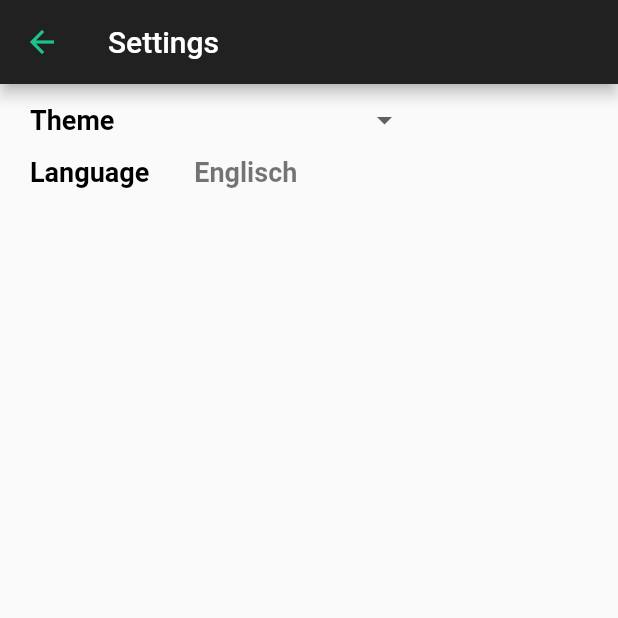
After one commit to T0M0F/NoteApp, a Flutter app: the screen it shows after launch, in the side drawer, after a tap on "Settings", on a phone screen of 412 x 824 dp, the top half of it. The commit adds this screen. Run offline on Flutter 3.47's test engine with Material 2 defaults, Android fonts, the phone set to English and light mode, and no system bars; our stand-ins replace flutter_highlight, flutter_markdown, shared_preferences; missing offline and left inert: highlight, markdown.

Commit message:
Fixed NaviagtionService and added Theming

```diff
--- /dev/null
+++ b/boostnote_mobile/lib/business_logic/service/ThemeService.dart
@@ -0,0 +1,22 @@
+import 'package:boostnote_mobile/data/SharedPrefsManager.dart';
+import 'package:boostnote_mobile/presentation/BoostnoteTheme.dart';
+import 'package:flutter/material.dart';
+
+class ThemeService {
+
+  final SharedPrefsManager _sharedPrefsManager = new SharedPrefsManager();
+
+  Future<ThemeData> getThemeData() async {
+    String themeName = await _sharedPrefsManager.getThemeName();
+    return BoostnoteTheme.getTheme(themeName);
+  }
+
+  Future<String> getThemeName() async {
+    return _sharedPrefsManager.getThemeName();
+  }
+
+  void changeTheme(String themeName) {
+    _sharedPrefsManager.changeTheme(themeName);
+  }
+
+}
--- /dev/null
+++ b/boostnote_mobile/lib/data/SharedPrefsManager.dart
@@ -0,0 +1,20 @@
+import 'package:shared_preferences/shared_preferences.dart';
+
+class SharedPrefsManager {
+
+  Future<SharedPreferences> get sharedPrefs async {
+    var sharedPrefs = await SharedPreferences.getInstance();
+    return sharedPrefs;
+  }
+
+  Future<void> changeTheme(String themeName) async {
+    final SharedPreferences prefs = await sharedPrefs;
+    prefs.setString('theme', themeName);
+  }
+
+  Future<String> getThemeName() async {
+     final SharedPreferences prefs = await sharedPrefs;
+     return prefs.getString('theme');
+  }
+
+}
--- a/boostnote_mobile/lib/main.dart
+++ b/boostnote_mobile/lib/main.dart
@@ -1,11 +1,16 @@
+import 'package:boostnote_mobile/business_logic/service/ThemeService.dart';
 import 'package:boostnote_mobile/presentation/BoostnoteApp.dart';
-import 'package:boostnote_mobile/presentation/BoostnoteTheme.dart';
 import 'package:boostnote_mobile/presentation/ThemeNotifier.dart';
 import 'package:flutter/material.dart';
 import 'package:provider/provider.dart';
 
-void main() => runApp(
-  ChangeNotifierProvider<ThemeNotifier>(
-  create: (_) => ThemeNotifier(BoostnoteTheme.boostnoteTheme),
-  child: BoostnoteApp()
-));
+void main() {
+  WidgetsFlutterBinding.ensureInitialized();
+  ThemeService().getThemeData().then((themeData){
+    runApp(
+    ChangeNotifierProvider<ThemeNotifier>(
+      create: (context) => ThemeNotifier(themeData),
+      child: BoostnoteApp()
+  ));
+  });
+}
--- a/boostnote_mobile/lib/presentation/BoostnoteTheme.dart
+++ b/boostnote_mobile/lib/presentation/BoostnoteTheme.dart
@@ -1,6 +1,13 @@
 import 'package:flutter/material.dart';
 
 class BoostnoteTheme {
+
+  static final String defaultThemeName = 'boostnoteTheme';
+  static final List<String> themeNames = <String>[
+    'lightTheme',
+    'darkTheme',
+    'boostnoteTheme'
+  ];
 
   static final ThemeData lightTheme = ThemeData(
     primaryColor: Colors.blue,
@@ -12,11 +19,25 @@ class BoostnoteTheme {
     brightness: Brightness.dark,
   );
 
-
   static final ThemeData boostnoteTheme = ThemeData(
     primaryColor: Color(0xFF202120),
     primaryColorLight: Color(0xFF2E3235),
+    primaryColorDark: Colors.black,
     accentColor: Color(0xFF1EC38B),
-    hintColor: Colors.white
+    hintColor: Colors.white,
+    buttonColor: Color(0xFFF6F5F5)
   );
+
+  static ThemeData getTheme(String themeName){
+    switch(themeName){
+      case 'boostnoteTheme':
+        return boostnoteTheme;
+      case 'darkTheme':
+        return darkTheme;
+      case 'lighTheme':
+        return lightTheme;
+      default:
+        return boostnoteTheme;
+    }
+  }
 }
--- a/boostnote_mobile/lib/presentation/NewNavigationService.dart
+++ b/boostnote_mobile/lib/presentation/NewNavigationService.dart
@@ -10,6 +10,7 @@ import 'package:boostnote_mobile/presentation/screens/note_overview/Overview.dar
 import 'package:boostnote_mobile/presentation/screens/note_overview/Refreshable.dart';
 import 'package:boostnote_mobile/presentation/screens/note_overview/StarredOverview.dart';
 import 'package:boostnote_mobile/presentation/screens/note_overview/TrashOverview.dart';
+import 'package:boostnote_mobile/presentation/screens/settings/Settings.dart';
 import 'package:boostnote_mobile/presentation/screens/snippet_editor/CodeSnippetEditor.dart';
 import 'package:boostnote_mobile/presentation/screens/tag_overview/TagOverview.dart';
 import 'package:boostnote_mobile/presentation/widgets/responsive/ResponsiveChild.dart';
@@ -143,14 +144,25 @@ class NewNavigationService {
            );
         navigate(destinationWidget:  widget, destinationMode: destinationMode);
         break;
+      case NavigationMode2.SETTINGS_MODE:
+        ResponsiveChild widget = ResponsiveChild(
+              smallFlex: 1,
+              largeFlex: 1,
+              child: Settings()
+           );
+        navigate(destinationWidget:  widget, destinationMode: destinationMode);
+        break;
     }
   }
 
   void navigate({@required ResponsiveChild destinationWidget,@required String destinationMode}) {
     //check if destinationMode is known
     List<ResponsiveChild> widgets = List();
+    if(destinationMode == NavigationMode2.SETTINGS_MODE) {
+      widgets.add(destinationWidget);
+      navigationModeHistory.add(destinationMode);
+    } else {
       widgets.addAll(responsiveWidget.widgets);
-
       if(destinationMode == NavigationMode2.SNIPPET_NOTE || destinationMode == NavigationMode2.MARKDOWN_NOTE) {
         widgets.first = ResponsiveChild(smallFlex: 0, largeFlex:  widgets.first.largeFlex, child:  widgets.first.child);
         widgets[1] = destinationWidget;
@@ -158,6 +170,7 @@ class NewNavigationService {
       } else {
         widgets.first = destinationWidget;
         navigationModeHistory.add(destinationMode);
+      }
     }
 
     widgetHistory.add(widgets);
@@ -212,5 +225,6 @@ abstract class NavigationMode2 {
   static const String NOTES_WITH_TAG_MODE = 'Notes with Tag';
   static const String SNIPPET_NOTE = 'Snippet Note';
   static const String MARKDOWN_NOTE = 'Markdown Note';
+  static const String SETTINGS_MODE = 'Settings';
 
 }
--- a/boostnote_mobile/lib/presentation/screens/markdown_editor/widgets/MarkdownEditorAppBar.dart
+++ b/boostnote_mobile/lib/presentation/screens/markdown_editor/widgets/MarkdownEditorAppBar.dart
@@ -27,7 +27,7 @@ class _MarkdownEditorAppBarState extends State<MarkdownEditorAppBar> {
   Widget build(BuildContext context) {
     return AppBar(
       leading: IconButton(
-        icon: Icon(Icons.arrow_back, color: Color(0xFFF6F5F5)),
+        icon: Icon(Icons.arrow_back, color: Theme.of(context).buttonColor),
         onPressed: widget.onNavigateBackCallback,
       ),
       actions: <Widget>[
--- a/boostnote_mobile/lib/presentation/screens/note_overview/Overview.dart
+++ b/boostnote_mobile/lib/presentation/screens/note_overview/Overview.dart
@@ -323,6 +323,9 @@ class _OverviewState extends State<Overview> implements OverviewView, Refreshabl
               note.tags.add(this.widget.selectedTag);
             }
             _presenter.onCreateNotePressed(note);
+           setState(() {
+              _notes.add(note);
+           });
             if(note is SnippetNote) {
               _newNavigationService.navigateTo(destinationMode: NavigationMode2.SNIPPET_NOTE, note: note);   //TODO: Presenter???
             } else if (note is MarkdownNote) {
--- /dev/null
+++ b/boostnote_mobile/lib/presentation/screens/settings/Settings.dart
@@ -0,0 +1,114 @@
+import 'package:boostnote_mobile/business_logic/service/ThemeService.dart';
+import 'package:boostnote_mobile/data/entity/BoostnoteEntity.dart';
+import 'package:boostnote_mobile/presentation/BoostnoteTheme.dart';
+import 'package:boostnote_mobile/presentation/NewNavigationService.dart';
+import 'package:boostnote_mobile/presentation/ThemeNotifier.dart';
+import 'package:flutter/cupertino.dart';
+import 'package:flutter/material.dart';
+import 'package:provider/provider.dart';
+
+class Settings extends StatefulWidget {
+
+  @override
+  State<StatefulWidget> createState() => SettingsState();
+
+}
+
+class SettingsState extends State<Settings> {
+
+  NewNavigationService _newNavigationService;
+  ThemeService _themeService;
+
+  String _selectedThemeName;
+  List<String> _themeNames;
+
+  @override
+  void initState(){
+    super.initState();
+
+    _newNavigationService = NewNavigationService();
+    _themeService = ThemeService();
+
+    _themeNames = BoostnoteTheme.themeNames;
+    _themeService.getThemeName().then((themeName){
+      setState(() {
+        _selectedThemeName = themeName == null ? BoostnoteTheme.defaultThemeName : themeName;
+      });
+    });
+  }
+
+  @override
+  Widget build(BuildContext context) {
+    return Scaffold(
+      appBar: _buildAppBar(),
+      body: _buildBody(),
+    );
+  }
+
+  Widget _buildAppBar() {
+    return AppBar(
+      title: Text('Settings'),
+      leading: IconButton(
+        icon: Icon(Icons.arrow_back, color: Theme.of(context).accentColor),
+        onPressed: () {
+          _newNavigationService.navigateBack(context);
+        }
+      )
+    );
+  }
+
+  Widget _buildBody() {
+    return Column(
+      children: <Widget>[
+        Row(
+          children: <Widget>[
+              Padding(
+                padding: EdgeInsets.only(left: 20, right: 30),
+                child: Text(
+                  'Theme',
+                  style: TextStyle(fontSize: 18, color: Colors.black, fontWeight: FontWeight.bold)
+                ),
+              ),
+              DropdownButton<String> (    //TODO FolderEntity
+                      value: _selectedThemeName,
+                      underline: Container(),
+                      style: TextStyle(fontSize: 18, color: Colors.black54, fontWeight: FontWeight.bold),
+                      items: _themeNames.map<DropdownMenuItem<String>>((themeName) => DropdownMenuItem<String>(
+                        value: themeName,
+                        child: Text(themeName)
+                      )).toList(),
+                      onChanged: (themeName) {
+                          setState(() {
+                            _selectedThemeName = themeName;
+                          });
+                         _changeTheme(themeName);
+                        }
+                    ),
+          ],
+        ),
+        Row(
+          children: <Widget>[
+              Padding(
+                padding: EdgeInsets.only(left: 20, right: 30),
+                child: Text(
+                  'Language',
+                  style: TextStyle(fontSize: 18, color: Colors.black, fontWeight: FontWeight.bold)
+                ),
+              ),
+              Text(
+                'Englisch',
+                style: TextStyle(fontSize: 18, color: Colors.black54, fontWeight: FontWeight.bold)
+              ),
+          ],
+        )
+      ],
+    );
+  }
+
+  void _changeTheme(String themeName) {
+    final ThemeNotifier themeNotifier = Provider.of<ThemeNotifier>(context);
+    _themeService.changeTheme(themeName);
+    themeNotifier.setTheme(BoostnoteTheme.getTheme(themeName));
+  }
+
+}
--- a/boostnote_mobile/lib/presentation/screens/snippet_editor/CodeSnippetEditor.dart
+++ b/boostnote_mobile/lib/presentation/screens/snippet_editor/CodeSnippetEditor.dart
@@ -92,7 +92,7 @@ class CodeSnippetEditorState extends State<CodeSnippetEditor> with WidgetsBindin
     if(_editMode) {
       return AppBar(
         leading: IconButton(
-          icon: Icon(Icons.arrow_back, color: Color(0xFFF6F5F5)),
+          icon: Icon(Icons.arrow_back, color: Theme.of(context).buttonColor),
           onPressed: () {
             //_navigatiorService.closeNote(context);
             _newNavigationService.navigateBack(context);
@@ -197,7 +197,7 @@ class CodeSnippetEditorState extends State<CodeSnippetEditor> with WidgetsBindin
                 value: _selectedCodeSnippet,
                 underline: Container(),
                 iconEnabledColor: Colors.transparent,
-                style: TextStyle(fontSize: 16, color: Colors.black54, fontWeight: FontWeight.bold),
+                style: TextStyle(fontSize: 16, color: Theme.of(context).primaryColorDark, fontWeight: FontWeight.bold),
                 items: this.widget._note.codeSnippets.map<DropdownMenuItem<CodeSnippet>>((codeSnippet) => DropdownMenuItem<CodeSnippet>(
                   value: codeSnippet,
                   child: Text(codeSnippet.name)
--- a/boostnote_mobile/lib/presentation/screens/snippet_editor/widgets/CodeSnippetAppBar.dart
+++ b/boostnote_mobile/lib/presentation/screens/snippet_editor/widgets/CodeSnippetAppBar.dart
@@ -26,7 +26,7 @@ class _CodeSnippetAppBarState extends State<CodeSnippetAppBar> {
   Widget build(BuildContext context) {
     return AppBar(
       leading: IconButton(
-        icon: Icon(Icons.arrow_back, color: Color(0xFFF6F5F5)),
+        icon: Icon(Icons.arrow_back, color: Theme.of(context).buttonColor),
         onPressed: widget.onNavigateBackCallback
       ),
       actions: <Widget>[
@@ -39,8 +39,8 @@ class _CodeSnippetAppBarState extends State<CodeSnippetAppBar> {
             DropdownButton<CodeSnippet> (
               value: widget.selectedCodeSnippet,
               underline: Container(),
-              iconEnabledColor: Colors.white,
-              style: TextStyle(fontSize: 16, color:  Colors.white, fontWeight: FontWeight.bold),
+              iconEnabledColor: Theme.of(context).buttonColor,
+              style: TextStyle(fontSize: 16, color:  Theme.of(context).buttonColor, fontWeight: FontWeight.bold),
               selectedItemBuilder: (BuildContext context) {
                 String snippetName = widget.selectedCodeSnippet.name.length > 10 ? widget.selectedCodeSnippet.name.substring(0,10) : widget.selectedCodeSnippet.name;
                 Widget item = DropdownMenuItem<CodeSnippet>(
@@ -58,7 +58,7 @@ class _CodeSnippetAppBarState extends State<CodeSnippetAppBar> {
                   value: codeSnippet,
                   child: Row(
                     children: <Widget>[
-                      Text(codeSnippet.name, style: TextStyle(fontSize: 16, color:  Colors.black, fontWeight: FontWeight.bold)),
+                      Text(codeSnippet.name, style: TextStyle(fontSize: 16, color:  Theme.of(context).primaryColorDark, fontWeight: FontWeight.bold)),
                       IconButton(
                         icon: Icon(Icons.delete),
                         onPressed: () {
--- a/boostnote_mobile/lib/presentation/widgets/NavigationDrawer.dart
+++ b/boostnote_mobile/lib/presentation/widgets/NavigationDrawer.dart
@@ -121,6 +121,7 @@ class NavigationDrawerState extends State<NavigationDrawer> {
         title: Text('Settings'),
         onTap: () {
           Navigator.pop(context);
+          NewNavigationService().navigateTo(destinationMode: NavigationMode2.SETTINGS_MODE);
         },
       ),
       ListTile(
--- a/boostnote_mobile/pubspec.yaml
+++ b/boostnote_mobile/pubspec.yaml
@@ -37,6 +37,7 @@ dependencies:
   url_launcher: ^5.4.1
   path_provider: ^1.5.1
   flutter_staggered_grid_view: ^0.3.0
+  shared_preferences: ^0.5.6+2
 
 dev_dependencies:
   flutter_test:
```
Also changed, not shown: boostnote_mobile/pubspec.lock, 1 other file. Lines whose indentation alone changed are shown as unchanged.
